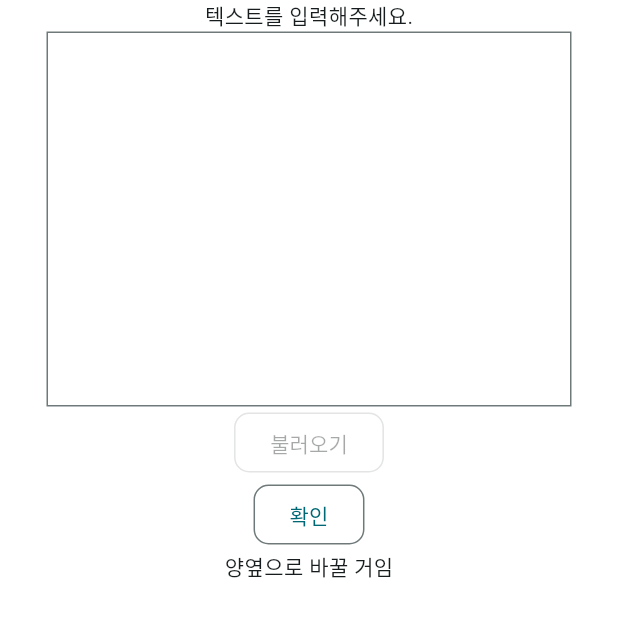
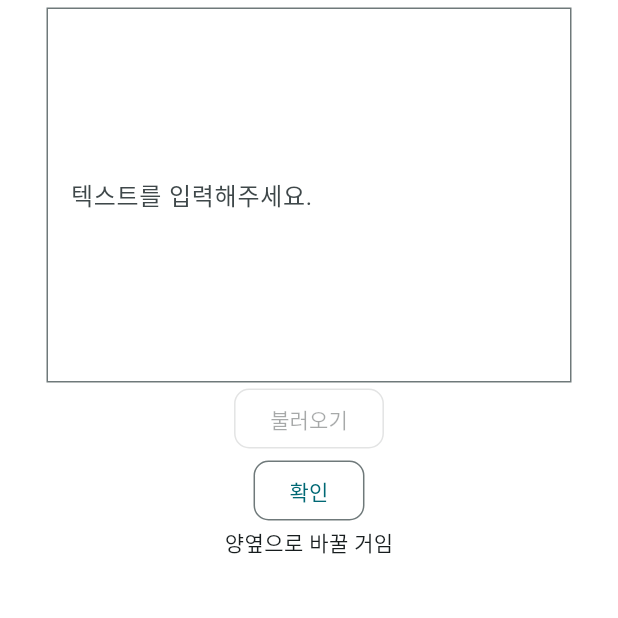
Before and after one commit to KEIVEE/ATOS, a Flutter app: the AddPage screen opened directly, on a phone screen of 412 x 824 dp, the top half of it. Run offline on Flutter 3.47's test engine with Material 3 defaults, Android fonts, the phone set to English and light mode, and no system bars.

Commit message:
다듬기

```diff
--- a/application/atos/lib/account/main.dart
+++ b/application/atos/lib/account/main.dart
@@ -19,7 +19,7 @@ class MyApp extends StatelessWidget {
         ),
         initialRoute: '/',
         routes: {
-          '/': (context) => const MyHomePage(title: '제목'),
+          '/': (context) => const MyHomePage(title: 'ATOS'),
         });
   }
 }
--- a/application/atos/lib/managing/add.dart
+++ b/application/atos/lib/managing/add.dart
@@ -22,10 +22,11 @@ class AddState extends State<AddPage> {
         child: Column(
           mainAxisAlignment: MainAxisAlignment.start,
           children: <Widget>[
-            const Text('텍스트를 입력해주세요.'),
+            const SizedBox(height: 5),
             TextField(
-                maxLines: 10,
+              maxLines: 20,
               decoration: const InputDecoration(
+                  labelText: '텍스트를 입력해주세요.',
                   border: OutlineInputBorder(
                     borderRadius: BorderRadius.all(Radius.circular(0)),
                     borderSide: BorderSide(
@@ -35,11 +36,11 @@ class AddState extends State<AddPage> {
                   constraints: BoxConstraints(
                     maxHeight: 250.0,
                     maxWidth: 350.0,
-                      minHeight: 250,
                   )),
               onChanged: (text) {
                 inputText = text;
-                }),
+              },
+            ),
             OutlinedButton(
                 onPressed: null,
                 style: OutlinedButton.styleFrom(
```
Lines whose indentation alone changed are shown as unchanged.
